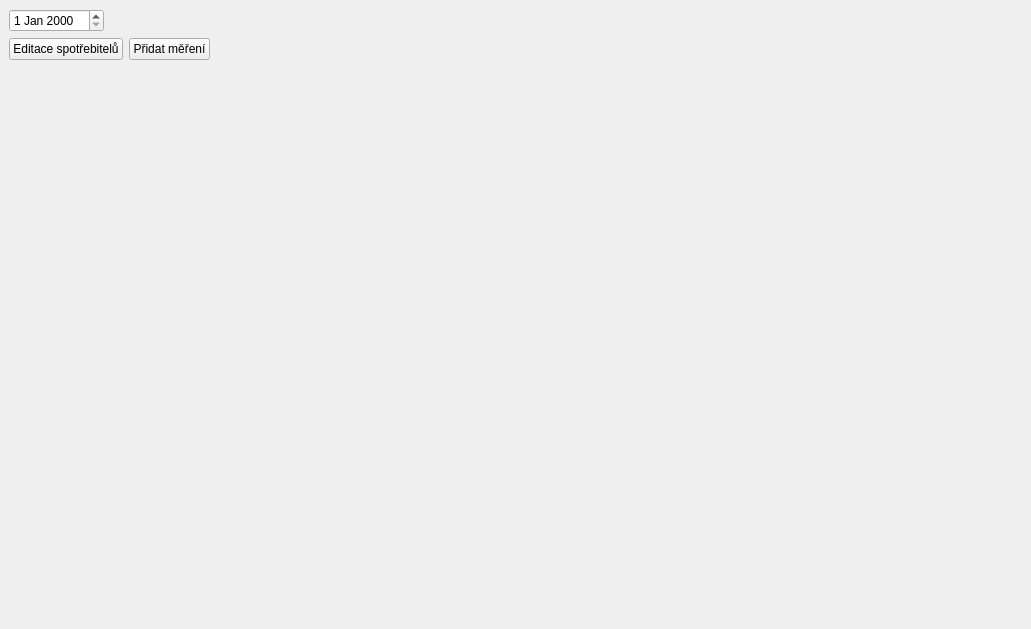
Before: the Qt Designer form mainwindow.ui in jelazi/ElectricityCounter, drawn with Qt 5.
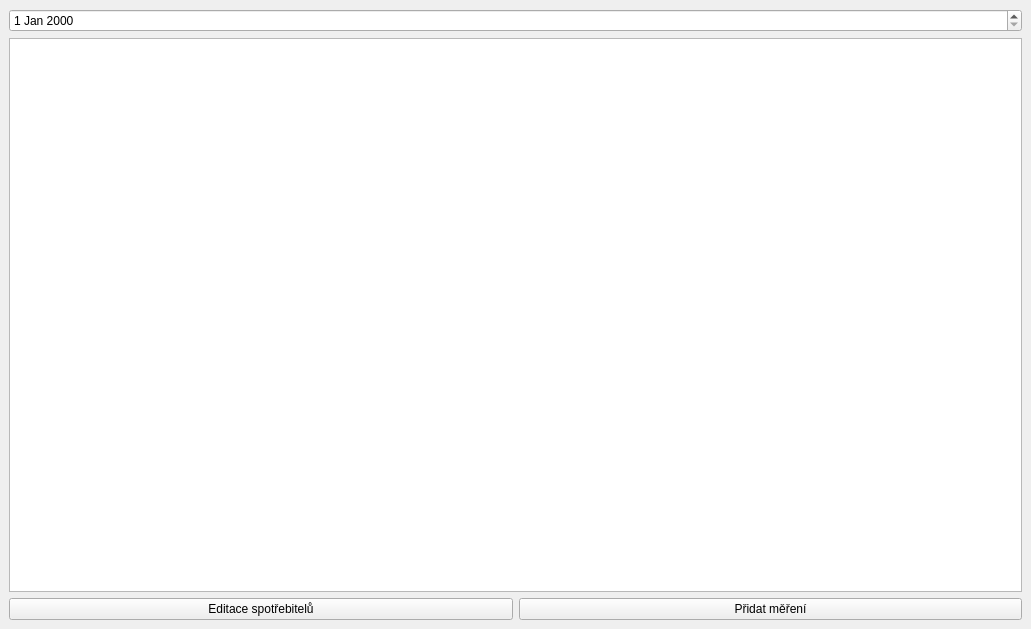
After: the same form once the commit is applied.

Commit message: add new entry, edit users

What changed in the file:
```diff
--- a/mainwindow.ui
+++ b/mainwindow.ui
@@ -14,15 +14,22 @@
    <string>MainWindow</string>
   </property>
   <widget class="QWidget" name="centralwidget">
-   <layout class="QFormLayout" name="formLayout">
-    <item row="0" column="0">
+   <layout class="QVBoxLayout" name="verticalLayout">
+    <item>
      <layout class="QGridLayout" name="gridLayout_2">
       <item row="0" column="0">
        <widget class="QDateEdit" name="dateEdit"/>
       </item>
      </layout>
     </item>
-    <item row="3" column="0">
+    <item>
+     <layout class="QVBoxLayout" name="verticalLayout_2">
+      <item>
+       <widget class="QTableView" name="userTable"/>
+      </item>
+     </layout>
+    </item>
+    <item>
      <layout class="QHBoxLayout" name="horizontalLayout">
       <item>
        <widget class="QPushButton" name="editUserBtn">
```
The commit also changes 17 other files.
